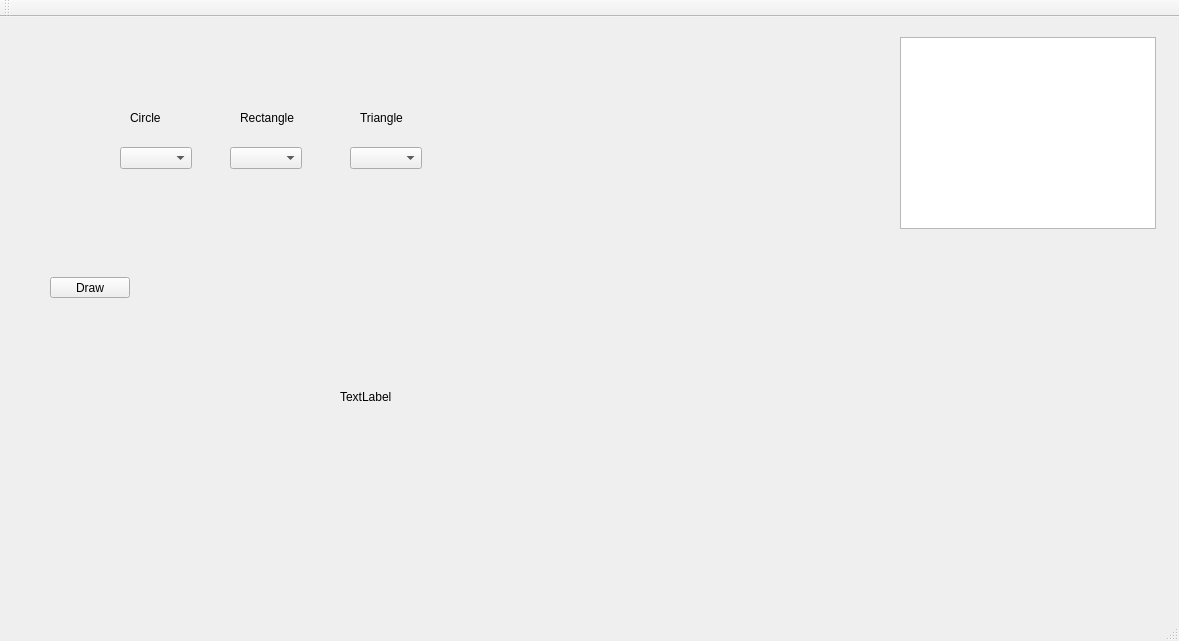
Old version of the form mainwindow.ui in the repository LaVestima/tcs-oop-ex4.
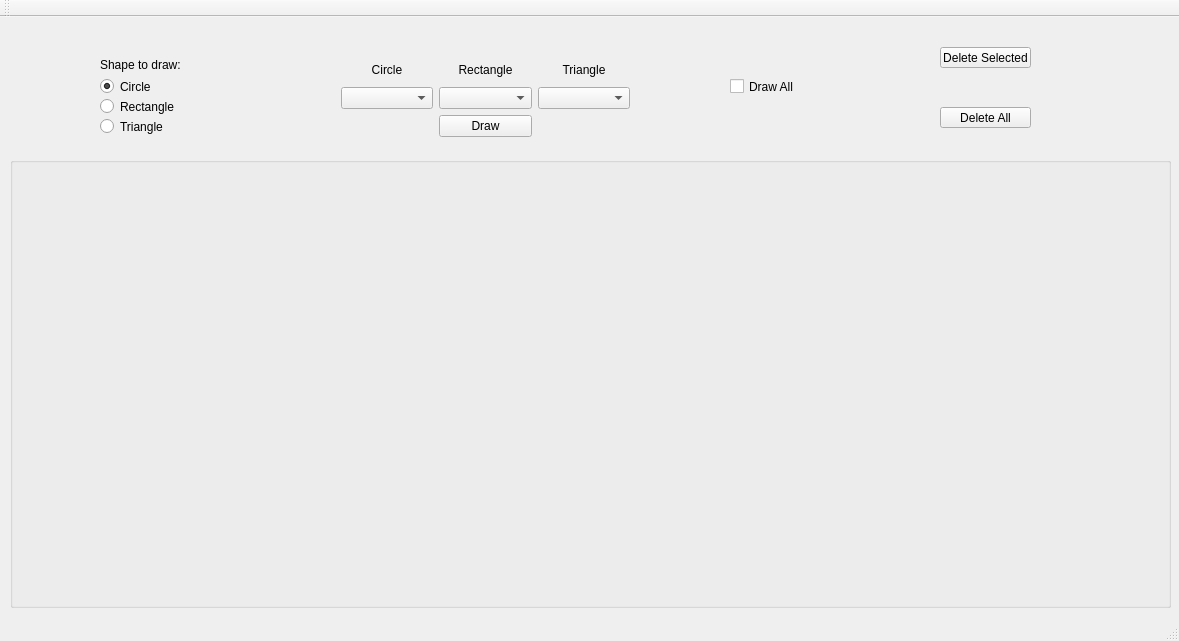
New version of the form.

Commit message: Rectangle, Triangle classes added; all functions working

```diff
--- a/mainwindow.ui
+++ b/mainwindow.ui
@@ -14,115 +14,189 @@
    <string>MainWindow</string>
   </property>
   <widget class="QWidget" name="centralWidget">
-   <widget class="QLabel" name="label">
+   <widget class="QWidget" name="gridLayoutWidget">
     <property name="geometry">
      <rect>
-      <x>340</x>
-      <y>230</y>
-      <width>300</width>
-      <height>300</height>
+      <x>330</x>
+      <y>30</y>
+      <width>311</width>
+      <height>101</height>
      </rect>
     </property>
-    <property name="mouseTracking">
-     <bool>true</bool>
+    <layout class="QGridLayout" name="gridLayout">
+     <item row="0" column="1">
+      <widget class="QLabel" name="label_3">
+       <property name="text">
+        <string>Rectangle</string>
+       </property>
+       <property name="alignment">
+        <set>Qt::AlignCenter</set>
+       </property>
+      </widget>
+     </item>
+     <item row="0" column="2">
+      <widget class="QLabel" name="label_4">
+       <property name="text">
+        <string>Triangle</string>
+       </property>
+       <property name="alignment">
+        <set>Qt::AlignCenter</set>
+       </property>
+      </widget>
+     </item>
+     <item row="0" column="0">
+      <widget class="QLabel" name="label_2">
+       <property name="text">
+        <string>Circle</string>
+       </property>
+       <property name="alignment">
+        <set>Qt::AlignCenter</set>
+       </property>
+      </widget>
+     </item>
+     <item row="1" column="0">
+      <widget class="QComboBox" name="circleComboBox">
+       <property name="currentIndexChanged" stdset="0">
+        <number>0</number>
+       </property>
+      </widget>
+     </item>
+     <item row="1" column="2">
+      <widget class="QComboBox" name="triangleComboBox"/>
+     </item>
+     <item row="1" column="1">
+      <widget class="QComboBox" name="rectangleComboBox"/>
+     </item>
+     <item row="2" column="1">
+      <widget class="QPushButton" name="drawPushButton">
+       <property name="text">
+        <string>Draw</string>
+       </property>
+      </widget>
+     </item>
+    </layout>
+   </widget>
+   <widget class="QGroupBox" name="groupBox">
+    <property name="geometry">
+     <rect>
+      <x>10</x>
+      <y>140</y>
+      <width>1161</width>
+      <height>451</height>
+     </rect>
+    </property>
+    <property name="title">
+     <string/>
+    </property>
+    <widget class="QLabel" name="label">
+     <property name="geometry">
+      <rect>
+       <x>0</x>
+       <y>20</y>
+       <width>1161</width>
+       <height>421</height>
+      </rect>
+     </property>
+     <property name="mouseTracking">
+      <bool>true</bool>
+     </property>
+     <property name="text">
+      <string/>
+     </property>
+    </widget>
+   </widget>
+   <widget class="QCheckBox" name="checkBox">
+    <property name="geometry">
+     <rect>
+      <x>730</x>
+      <y>60</y>
+      <width>72</width>
+      <height>19</height>
+     </rect>
     </property>
     <property name="text">
-     <string>TextLabel</string>
+     <string>Draw All</string>
     </property>
    </widget>
-   <widget class="QListWidget" name="listWidget">
+   <widget class="QRadioButton" name="radioButton_0">
     <property name="geometry">
      <rect>
-      <x>900</x>
-      <y>20</y>
-      <width>256</width>
-      <height>192</height>
-     </rect>
-    </property>
-   </widget>
-   <widget class="QComboBox" name="comboBox">
-    <property name="geometry">
-     <rect>
-      <x>120</x>
-      <y>130</y>
-      <width>72</width>
-      <height>22</height>
-     </rect>
-    </property>
-    <property name="currentIndexChanged" stdset="0">
-     <number>0</number>
-    </property>
-   </widget>
-   <widget class="QComboBox" name="comboBox_2">
-    <property name="geometry">
-     <rect>
-      <x>230</x>
-      <y>130</y>
-      <width>72</width>
-      <height>22</height>
-     </rect>
-    </property>
-   </widget>
-   <widget class="QComboBox" name="comboBox_3">
-    <property name="geometry">
-     <rect>
-      <x>350</x>
-      <y>130</y>
-      <width>72</width>
-      <height>22</height>
-     </rect>
-    </property>
-   </widget>
-   <widget class="QLabel" name="label_2">
-    <property name="geometry">
-     <rect>
-      <x>130</x>
-      <y>80</y>
-      <width>71</width>
-      <height>41</height>
+      <x>100</x>
+      <y>60</y>
+      <width>84</width>
+      <height>19</height>
      </rect>
     </property>
     <property name="text">
      <string>Circle</string>
     </property>
-   </widget>
-   <widget class="QLabel" name="label_3">
-    <property name="geometry">
-     <rect>
-      <x>240</x>
-      <y>80</y>
-      <width>71</width>
-      <height>41</height>
-     </rect>
+    <property name="checked">
+     <bool>true</bool>
     </property>
-    <property name="text">
-     <string>Rectangle</string>
-    </property>
    </widget>
-   <widget class="QLabel" name="label_4">
+   <widget class="QRadioButton" name="radioButton_2">
     <property name="geometry">
      <rect>
-      <x>360</x>
-      <y>80</y>
-      <width>71</width>
-      <height>41</height>
+      <x>100</x>
+      <y>100</y>
+      <width>84</width>
+      <height>19</height>
      </rect>
     </property>
     <property name="text">
      <string>Triangle</string>
     </property>
    </widget>
-   <widget class="QPushButton" name="drawPushButton">
+   <widget class="QRadioButton" name="radioButton_1">
     <property name="geometry">
      <rect>
-      <x>50</x>
-      <y>260</y>
-      <width>80</width>
+      <x>100</x>
+      <y>80</y>
+      <width>84</width>
+      <height>19</height>
+     </rect>
+    </property>
+    <property name="text">
+     <string>Rectangle</string>
+    </property>
+   </widget>
+   <widget class="QLabel" name="label_5">
+    <property name="geometry">
+     <rect>
+      <x>100</x>
+      <y>40</y>
+      <width>81</width>
+      <height>16</height>
+     </rect>
+    </property>
+    <property name="text">
+     <string>Shape to draw:</string>
+    </property>
+   </widget>
+   <widget class="QPushButton" name="deleteSelectedPushButton">
+    <property name="geometry">
+     <rect>
+      <x>940</x>
+      <y>30</y>
+      <width>91</width>
       <height>21</height>
      </rect>
     </property>
     <property name="text">
-     <string>Draw</string>
+     <string>Delete Selected</string>
+    </property>
+   </widget>
+   <widget class="QPushButton" name="deleteAllPushButton">
+    <property name="geometry">
+     <rect>
+      <x>940</x>
+      <y>90</y>
+      <width>91</width>
+      <height>21</height>
+     </rect>
+    </property>
+    <property name="text">
+     <string>Delete All</string>
     </property>
    </widget>
   </widget>
```
The commit also changes 10 other files.
